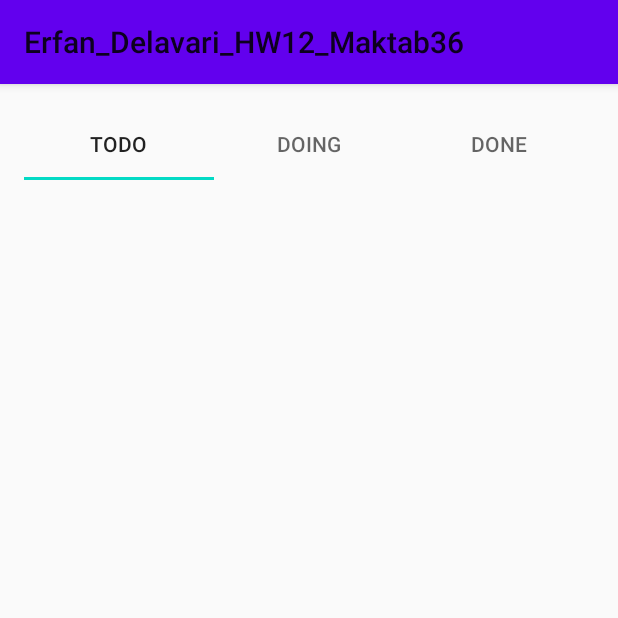
After one commit to ErfanDP/Erfan_Delavari_HW13_Maktab36, an Android app: the TaskPagerActivity screen opened directly, with no data from a screen before it, on a phone screen of 412 x 824 dp, the top half of it. The commit adds this screen. Run offline under Robolectric (Android 15) with nearby library versions, the phone set to English and light mode, and no system bars.

Commit message:
/+ViewPager Adapter +TaskRepository new method getTaskListByTaskState +fixing few bugs

```diff
--- a/app/src/main/AndroidManifest.xml
+++ b/app/src/main/AndroidManifest.xml
@@ -9,12 +9,10 @@
         android:roundIcon="@mipmap/ic_launcher_round"
         android:supportsRtl="true"
         android:theme="@style/AppTheme">
-        <activity android:name="com.example.erfan_delavari_hw12_maktab36.controller.Activity.SingleFragmentActivity" />
-        <activity android:name="com.example.erfan_delavari_hw12_maktab36.controller.Activity.TaskListActivity" />
+        <activity android:name="com.example.erfan_delavari_hw12_maktab36.controller.Activity.TaskPagerActivity" />
         <activity android:name="com.example.erfan_delavari_hw12_maktab36.controller.Activity.EnterActivity">
             <intent-filter>
                 <action android:name="android.intent.action.MAIN" />
-
                 <category android:name="android.intent.category.LAUNCHER" />
             </intent-filter>
         </activity>
--- /dev/null
+++ b/app/src/main/java/com/example/erfan_delavari_hw12_maktab36/controller/Activity/TaskPagerActivity.java
@@ -0,0 +1,100 @@
+package com.example.erfan_delavari_hw12_maktab36.controller.Activity;
+
+import androidx.annotation.NonNull;
+import androidx.appcompat.app.AppCompatActivity;
+import androidx.fragment.app.Fragment;
+import androidx.fragment.app.FragmentActivity;
+import androidx.fragment.app.FragmentManager;
+import androidx.recyclerview.widget.RecyclerView;
+import androidx.viewpager2.adapter.FragmentStateAdapter;
+import androidx.viewpager2.widget.ViewPager2;
+
+import android.content.Context;
+import android.content.Intent;
+import android.os.Bundle;
+import android.view.View;
+
+import com.example.erfan_delavari_hw12_maktab36.R;
+import com.example.erfan_delavari_hw12_maktab36.controller.Fragments.TaskListFragment;
+import com.example.erfan_delavari_hw12_maktab36.model.TaskState;
+import com.google.android.material.tabs.TabLayout;
+import com.google.android.material.tabs.TabLayoutMediator;
+
+public class TaskPagerActivity extends AppCompatActivity {
+    private static final String EXTRA_NAME = "com.example.erfan_delavari_hw11_maktab36.extra_name";
+    private static final String EXTRA_NUMBER_OF_TASKS = "com.example.erfan_delavari_hw11_maktab36.extra_number_tasks";
+
+    private ViewPager2 mViewPager;
+    private String mName;
+    private int mNumberOfTasks;
+
+    public static Intent newIntent(Context context, String name, int numberOfTasks) {
+       Intent intent = new Intent(context, TaskPagerActivity.class);
+       intent.putExtra(EXTRA_NAME,name);
+       intent.putExtra(EXTRA_NUMBER_OF_TASKS,numberOfTasks);
+       return intent;
+    }
+
+    @Override
+    protected void onCreate(Bundle savedInstanceState) {
+        super.onCreate(savedInstanceState);
+        extrasInit();
+        setContentView(R.layout.activity_task_pager);
+        findViews();
+        mViewPager.setAdapter(new TaskPagerAdapter(this));
+        tabLayoutAndViewPagerBinder();
+    }
+
+    private void extrasInit() {
+        mName = getIntent().getStringExtra(EXTRA_NAME);
+        mNumberOfTasks = getIntent().getIntExtra(EXTRA_NUMBER_OF_TASKS,0);
+    }
+
+    private void findViews() {
+        mViewPager= findViewById(R.id.viewPager2_tasks);
+    }
+
+    private void tabLayoutAndViewPagerBinder() {
+        TabLayout tabLayout = findViewById(R.id.tabLayout_tasks);
+        new TabLayoutMediator(tabLayout, mViewPager, (tab, position) -> tab.setText(getTabName(position))
+        ).attach();
+    }
+
+    private String getTabName(int position){
+        switch (position){
+            case 0:
+                return "ToDo";
+            case 1:
+                return "Doing";
+            case 2:
+                return "Done";
+        }
+        return "null";
+    }
+    private class TaskPagerAdapter extends FragmentStateAdapter{
+
+        public TaskPagerAdapter(@NonNull FragmentActivity fragmentActivity) {
+            super(fragmentActivity);
+        }
+
+        @NonNull
+        @Override
+        public Fragment createFragment(int position) {
+            switch (position){
+                case 0:
+                    return TaskListFragment.newInstance(mName,mNumberOfTasks,TaskState.TODO);
+                case 1:
+                    return TaskListFragment.newInstance(mName,mNumberOfTasks,TaskState.DOING);
+                case 2:
+                    return TaskListFragment.newInstance(mName,mNumberOfTasks,TaskState.DONE);
+            }
+            return null;
+        }
+
+        @Override
+        public int getItemCount() {
+            return 3;
+        }
+    }
+
+}
--- a/app/src/main/java/com/example/erfan_delavari_hw12_maktab36/controller/Fragments/TaskListFragment.java
+++ b/app/src/main/java/com/example/erfan_delavari_hw12_maktab36/controller/Fragments/TaskListFragment.java
@@ -16,6 +16,7 @@ import android.widget.TextView;
 
 import com.example.erfan_delavari_hw12_maktab36.R;
 import com.example.erfan_delavari_hw12_maktab36.model.Task;
+import com.example.erfan_delavari_hw12_maktab36.model.TaskState;
 import com.example.erfan_delavari_hw12_maktab36.repository.RepositoryInterface;
 import com.example.erfan_delavari_hw12_maktab36.repository.TaskRepository;
 
@@ -25,7 +26,8 @@ import java.util.List;
 public class TaskListFragment extends Fragment {
 
     private static final String ARG_NAME = "com.example.erfan_delavari_hw11_maktab36.arg_name";
-    private static final String ARG_PARAM2 = "com.example.erfan_delavari_hw11_maktab36.arg_number_of_tasks";
+    private static final String ARG_NUMBER_OF_TASKS = "com.example.erfan_delavari_hw11_maktab36.arg_number_of_tasks";
+    private static final String ARG_TASK_STATE = "com.example.erfan_delavari_hw11_maktab36.arg_number_of_tasks";
 
     private static final int TYPE_ODD = 1;
     private static final int TYPE_EVEN = 2;
@@ -35,11 +37,12 @@ public class TaskListFragment extends Fragment {
     private RecyclerView mRecyclerView;
 
 
-    public static TaskListFragment newInstance(String name, int numberOfTasks) {
+    public static TaskListFragment newInstance(String name, int numberOfTasks, TaskState taskState) {
         TaskListFragment fragment = new TaskListFragment();
         Bundle args = new Bundle();
         args.putString(ARG_NAME, name);
-        args.putInt(ARG_PARAM2, numberOfTasks);
+        args.putInt(ARG_NUMBER_OF_TASKS, numberOfTasks);
+        args.putSerializable(ARG_TASK_STATE,taskState);
         fragment.setArguments(args);
         return fragment;
     }
@@ -64,6 +67,7 @@ public class TaskListFragment extends Fragment {
             rowNumbers = 2;
         }
         mRecyclerView.setLayoutManager(new GridLayoutManager(getActivity(),rowNumbers));
+
         mRecyclerView.setAdapter(new TaskAdapter(mRepository.getList()));
         return view;
     }
@@ -73,34 +77,22 @@ public class TaskListFragment extends Fragment {
     }
 
     private void repositoryInit() {
-        TaskRepository.initialiseTaskList(getArguments().getInt(ARG_PARAM2), getArguments().getString(ARG_NAME));
+        TaskRepository.initialiseTaskList(getArguments().getInt(ARG_NUMBER_OF_TASKS), getArguments().getString(ARG_NAME));
         mRepository = TaskRepository.getRepository();
     }
 
     private class TaskHolder extends RecyclerView.ViewHolder{
 
         private TextView mName;
-        private RadioGroup mTaskState;
 
 
         public TaskHolder(@NonNull View itemView) {
             super(itemView);
             mName  = itemView.findViewById(R.id.list_row_name);
-            mTaskState = itemView.findViewById(R.id.list_row_task_state);
         }
 
         public void viewBinder(Task task){
             mName.setText(task.getName());
-            switch (task.getTaskState()){
-                case DONE:
-                    mTaskState.check(R.id.radioButton_done);
-                    break;
-                case TODO:
-                    mTaskState.check(R.id.radioButton_to_do);
-                    break;
-                case DOING:
-                    mTaskState.check(R.id.radioButton_doing);
-            }
         }
     }
 
--- a/app/src/main/java/com/example/erfan_delavari_hw12_maktab36/model/TaskState.java
+++ b/app/src/main/java/com/example/erfan_delavari_hw12_maktab36/model/TaskState.java
@@ -1,4 +1,6 @@
 package com.example.erfan_delavari_hw12_maktab36.model;
 
-public enum TaskState {TODO,DOING,DONE
+import java.io.Serializable;
+
+public enum TaskState implements Serializable {TODO,DOING,DONE
 }
--- a/app/src/main/java/com/example/erfan_delavari_hw12_maktab36/repository/RepositoryInterface.java
+++ b/app/src/main/java/com/example/erfan_delavari_hw12_maktab36/repository/RepositoryInterface.java
@@ -1,4 +1,6 @@
 package com.example.erfan_delavari_hw12_maktab36.repository;
+
+import com.example.erfan_delavari_hw12_maktab36.model.TaskState;
 
 import java.util.List;
 import java.util.UUID;
@@ -17,4 +19,6 @@ public interface RepositoryInterface<E> {
     void insertToList(List<E> list);
 
     void update(E e);
+
+
 }
--- /dev/null
+++ b/app/src/main/res/layout/activity_task_pager.xml
@@ -0,0 +1,33 @@
+<?xml version="1.0" encoding="utf-8"?>
+<androidx.constraintlayout.widget.ConstraintLayout xmlns:android="http://schemas.android.com/apk/res/android"
+    xmlns:app="http://schemas.android.com/apk/res-auto"
+    xmlns:tools="http://schemas.android.com/tools"
+    android:id="@+id/root_pager_view"
+    android:layout_width="match_parent"
+    android:layout_height="match_parent"
+    tools:context=".controller.Activity.TaskPagerActivity" >
+
+    <com.google.android.material.tabs.TabLayout
+        android:id="@+id/tabLayout_tasks"
+        android:layout_width="match_parent"
+        android:layout_height="wrap_content"
+        android:layout_marginStart="16dp"
+        android:layout_marginTop="16dp"
+        android:layout_marginEnd="16dp"
+        app:layout_constraintEnd_toEndOf="parent"
+        app:layout_constraintStart_toStartOf="parent"
+        app:layout_constraintTop_toTopOf="parent"/>
+
+    <androidx.viewpager2.widget.ViewPager2
+        android:id="@+id/viewPager2_tasks"
+        android:layout_width="0dp"
+        android:layout_height="0dp"
+        android:layout_marginStart="16dp"
+        android:layout_marginEnd="16dp"
+        android:layout_marginBottom="16dp"
+        app:layout_constraintBottom_toBottomOf="parent"
+        app:layout_constraintEnd_toEndOf="parent"
+        app:layout_constraintHorizontal_bias="0.4"
+        app:layout_constraintStart_toStartOf="parent"
+        app:layout_constraintTop_toBottomOf="@+id/tabLayout_tasks" />
+</androidx.constraintlayout.widget.ConstraintLayout>
--- a/app/src/main/res/layout/fragment_entery.xml
+++ b/app/src/main/res/layout/fragment_entery.xml
@@ -2,7 +2,7 @@
 <RelativeLayout xmlns:android="http://schemas.android.com/apk/res/android"
     xmlns:app="http://schemas.android.com/apk/res-auto"
     xmlns:tools="http://schemas.android.com/tools"
-    android:id="@+id/entry_button_done"
+    android:id="@+id/view_entry_root"
     android:layout_width="match_parent"
     android:layout_height="match_parent"
     tools:context=".controller.Fragments.EnterFragment">
@@ -31,7 +31,7 @@
         android:importantForAutofill="no" />
 
     <com.google.android.material.floatingactionbutton.FloatingActionButton
-        android:id="@+id/floatingActionButton"
+        android:id="@+id/entry_button_done"
         android:layout_width="wrap_content"
         android:layout_height="wrap_content"
         android:layout_alignParentEnd="true"
```
Also changed, not shown: app/src/main/java/com/example/erfan_delavari_hw12_maktab36/controller/Activity/EnterActivity.java (+8 -1 lines), app/src/main/java/com/example/erfan_delavari_hw12_maktab36/controller/Activity/SingleFragmentActivity.java (+10 -4 lines), app/src/main/java/com/example/erfan_delavari_hw12_maktab36/controller/Activity/TaskListActivity.java (deleted, +0 -27 lines), app/src/main/java/com/example/erfan_delavari_hw12_maktab36/controller/Fragments/EnterFragment.java (+4 -4 lines), app/src/main/java/com/example/erfan_delavari_hw12_maktab36/repository/TaskRepository.java (+13 -0 lines), app/src/main/res/layout/activity_single_fragment.xml (+3 -4 lines), app/src/main/res/layout/list_row_even_task.xml (+0 -28 lines), app/src/main/res/layout/list_row_odd_task.xml (+0 -28 lines).
